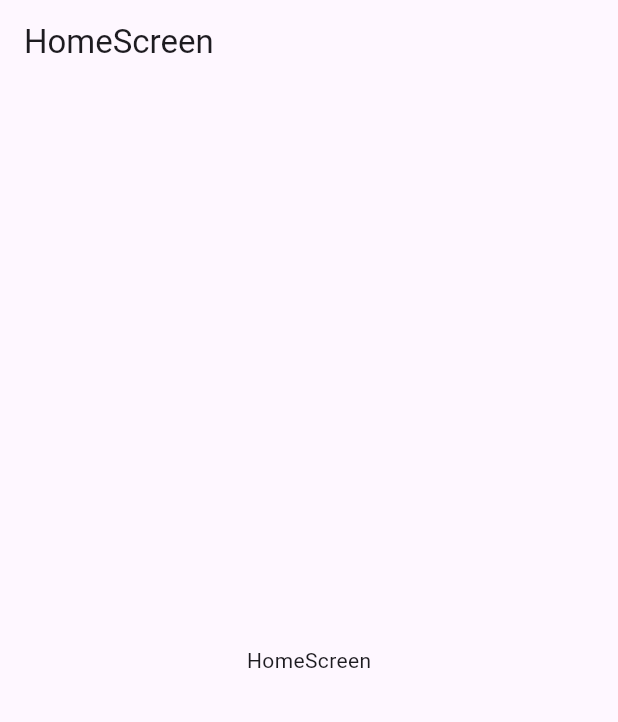
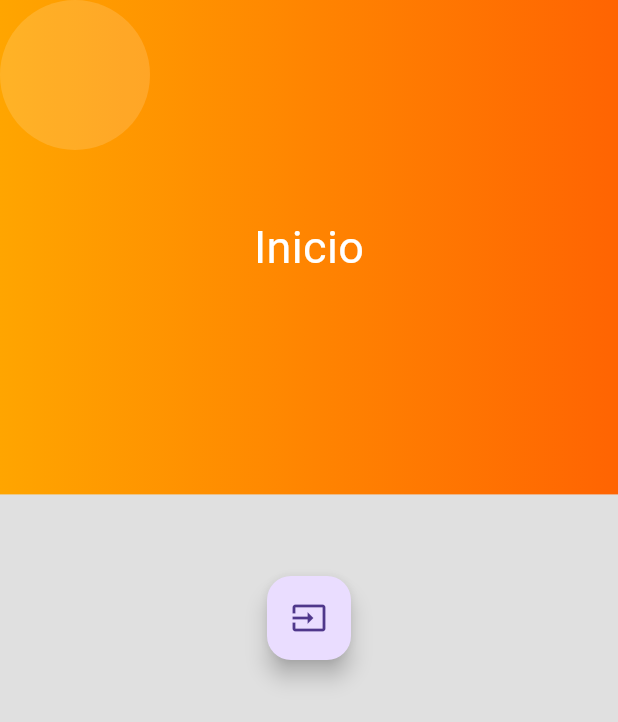
Before and after one commit to R0cKeeTt/Prueba_Flutter, a Flutter app: the screen it shows after launch, on a phone screen of 412 x 824 dp. Shown: the top 722 px of the screen. Run offline on Flutter 3.47's test engine with Material 3 defaults, Android fonts, the phone set to English and light mode, and no system bars.

Commit message:
Tercer commit

```diff
--- a/lib/screen/home_screen.dart
+++ b/lib/screen/home_screen.dart
@@ -4,9 +4,50 @@ class HomeScreen extends StatelessWidget {
   const HomeScreen({super.key});
   @override
   Widget build(BuildContext context) {
+    final size_screen = MediaQuery.of(context).size;
     return Scaffold(
-      appBar: AppBar(title: const Text('HomeScreen')),
-      body: const Center(child: Text('HomeScreen')),
-    );
+        body: Container(
+      color: Colors.grey[300],
+      width: double.infinity,
+      height: double.infinity,
+      child: Stack(
+        children: [
+          Container(
+            width: double.infinity,
+            height: size_screen.height * 0.4,
+            decoration: const BoxDecoration(
+                gradient: LinearGradient(colors: [
+              Color.fromRGBO(255, 165, 0, 1),
+              Color.fromRGBO(255, 100, 2, 1)
+            ])),
+            child: Stack(
+              children: [
+                Container(
+                  width: 100,
+                  height: 100,
+                  decoration: BoxDecoration(
+                      borderRadius: BorderRadius.circular(100),
+                      color: const Color.fromRGBO(255, 255, 255, 0.15)),
+                ),
+                const Center(
+                  child: const Text(
+                    'Inicio',
+                    style: TextStyle(fontSize: 30, color: Colors.white),
+                  ),
+                )
+              ],
+            ),
+          ),
+          Center(
+            child: FloatingActionButton(
+              onPressed: () {
+                Navigator.pushNamed(context, 'list');
+              },
+              child: const Icon(Icons.input),
+            ),
+          )
+        ],
+      ),
+    ));
   }
 }
```
Also changed, not shown: lib/screen/detail_screen.dart (+31 -3 lines), lib/screen/list_screen.dart (+32 -4 lines).
